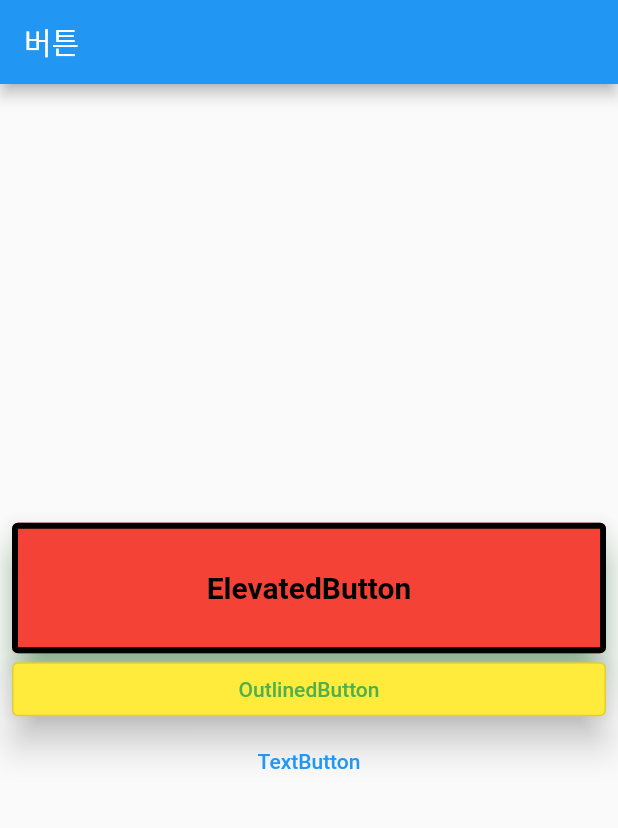
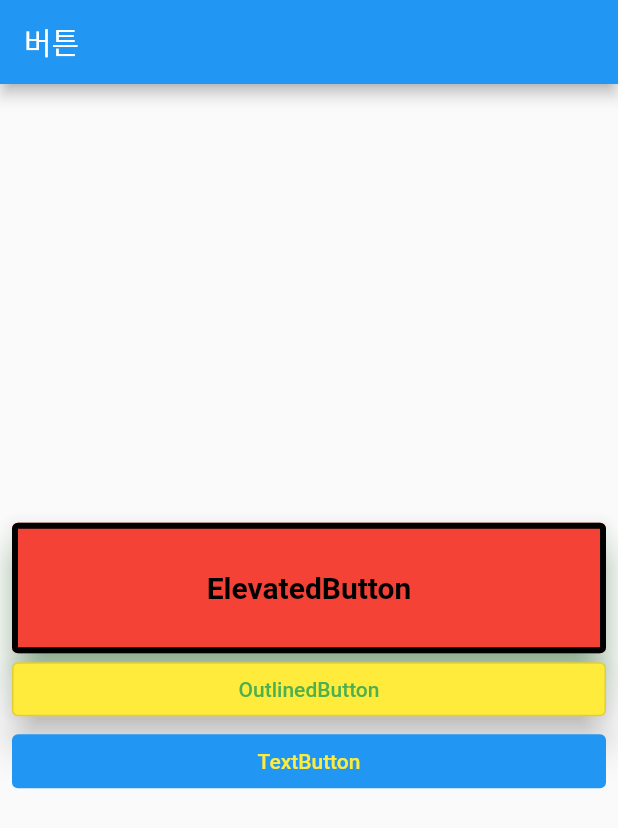
Before and after one commit to Jeffrey-Oh/flutter-buttons, a Flutter app: the screen it shows after launch, on a phone screen of 412 x 824 dp. Shown: the top 828 px of the screen. Run offline on Flutter 3.47's test engine with Material 2 defaults, Android fonts, the phone set to English and light mode, and no system bars.

```diff
--- a/lib/screen/home/HomeScreen.dart
+++ b/lib/screen/home/HomeScreen.dart
@@ -61,6 +61,12 @@ class HomeScreen extends StatelessWidget {
             // 글자만 있는 버튼
             TextButton(
               onPressed: () {},
+              style: TextButton.styleFrom(
+                // 글자 컬러
+                primary: Colors.yellow,
+                // 배경 컬러
+                backgroundColor: Colors.blue,
+              ),
               child: Text('TextButton'),
             ),
           ],
```
Also changed, not shown: 1 other file.
